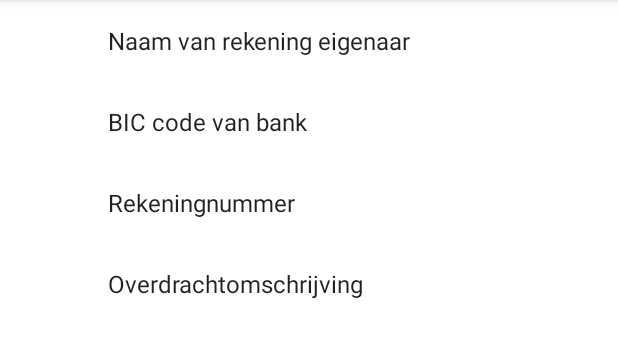
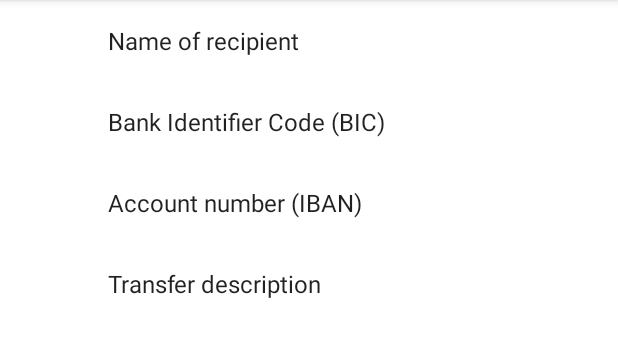
Before and after one commit to Pistrie/Tradr, an Android app: the screen it shows after launch (PreferencesActivity), in the options menu, after a tap on "Preferences", on a phone screen of 412 x 824 dp, the part 84-442 px from its top. Run offline under Robolectric (Android 15) with nearby library versions, the phone set to English and light mode, and no system bars; our stand-ins replace androidx.preference; libraries missing offline, so code that uses them is left out: com.journeyapps.barcodescanner; 3 statements that could not run were skipped.

```diff
--- a/app/src/main/res/menu/main.xml
+++ b/app/src/main/res/menu/main.xml
@@ -5,7 +5,7 @@
     <item
         android:id="@+id/action_preferences"
         android:orderInCategory="1"
-        app:showAsAction="collapseActionView"
-        android:title="Preferences"/>
+        android:title="@string/preferences"
+        app:showAsAction="collapseActionView" />
 
 </menu>
--- a/app/src/main/res/values/strings.xml
+++ b/app/src/main/res/values/strings.xml
@@ -1,3 +1,11 @@
 <resources>
-    <string name="app_name">Tradr</string>
+    <string name="app_name" translatable="false">Tradr</string>
+    <string name="enter_price">Enter price</string>
+    <string name="generate">Generate</string>
+    <string name="payment_qr_code">Payment QR-Code</string>
+    <string name="preferences">Preferences</string>
+    <string name="account_owner">Name of recipient</string>
+    <string name="bank_bic_code" translatable="false">Bank Identifier Code (BIC)</string>
+    <string name="account_number">Account number (IBAN)</string>
+    <string name="transfer_description">Transfer description</string>
 </resources>
--- a/app/src/main/res/xml/preferences.xml
+++ b/app/src/main/res/xml/preferences.xml
@@ -5,20 +5,20 @@
         android:key="name_account_owner"
         android:selectAllOnFocus="true"
         android:singleLine="true"
-        android:title="Naam van rekening eigenaar" />
+        android:title="@string/account_owner" />
     <EditTextPreference
         android:key="bic_code"
         android:selectAllOnFocus="true"
         android:singleLine="true"
-        android:title="BIC code van bank" />
+        android:title="@string/bank_bic_code" />
     <EditTextPreference
         android:key="bank_number"
         android:selectAllOnFocus="true"
         android:singleLine="true"
-        android:title="Rekeningnummer" />
+        android:title="@string/account_number" />
     <EditTextPreference
         android:key="transfer_description"
         android:selectAllOnFocus="true"
         android:singleLine="true"
-        android:title="Overdrachtomschrijving" />
+        android:title="@string/transfer_description" />
 </PreferenceScreen>
```
Also changed, not shown: app/src/main/res/layout/activity_main.xml (+5 -2 lines), 1 other file.
